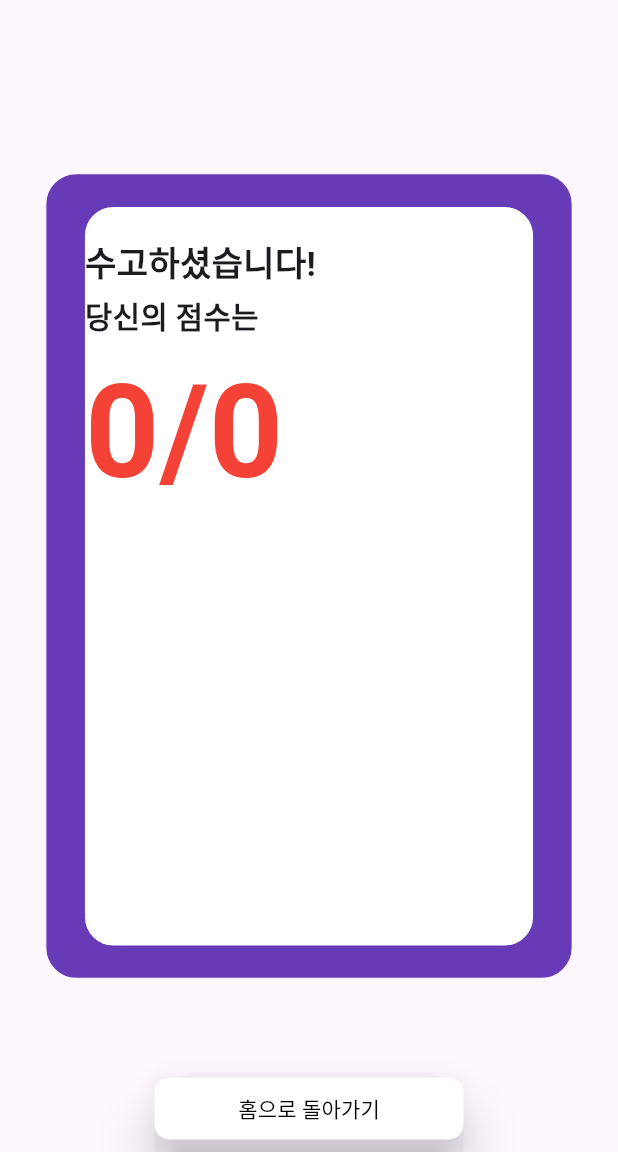
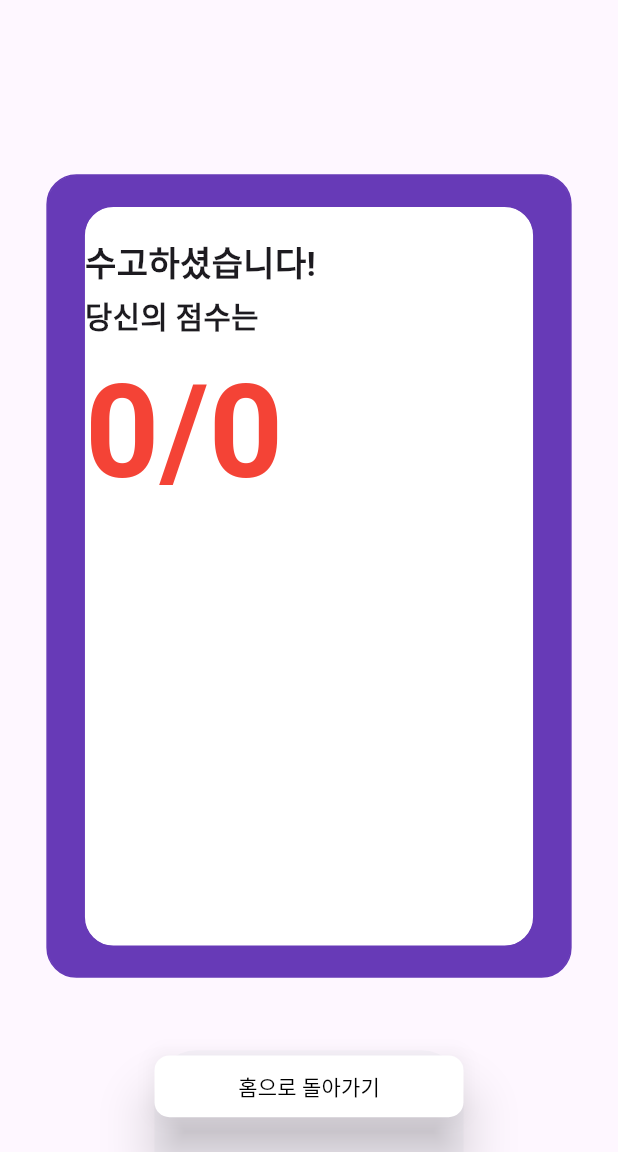
Before and after one commit to em1128/MyDiary, a Flutter app: the ResultScreen screen opened directly with empty values, on a phone screen of 412 x 824 dp, the part 84-1236 px from its top. Run offline on Flutter 3.47's test engine with Material 3 defaults, Android fonts, the phone set to English and light mode, and no system bars; our stand-ins replace auto_size_text, flutter_swiper_null_safety.

Commit message:
아래쪽 패딩 추가

```diff
--- a/lib/screen/screen_result.dart
+++ b/lib/screen/screen_result.dart
@@ -95,7 +95,7 @@ class ResultScreen extends StatelessWidget{
             ),
           ),
           bottomSheet: Container(
-            padding: EdgeInsets.only(bottom: width * 0.012),
+            padding: EdgeInsets.only(bottom: width * 0.048),
             child: ButtonTheme(
               minWidth: width * 0.73,
               height: height * 0.05,
```
